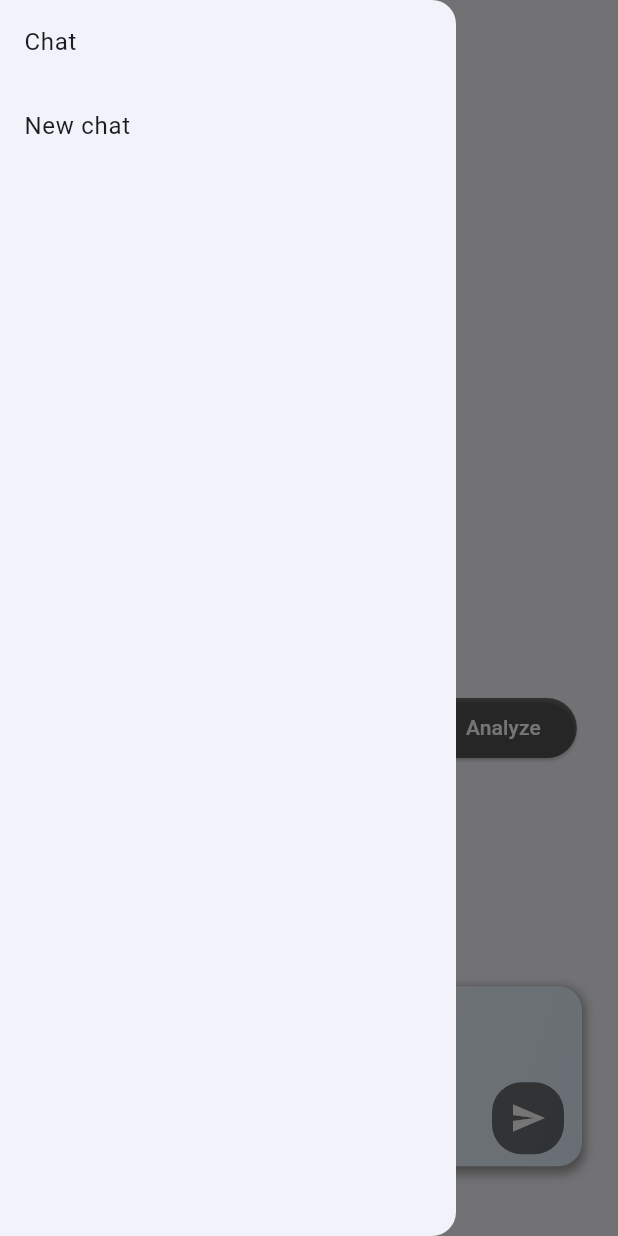
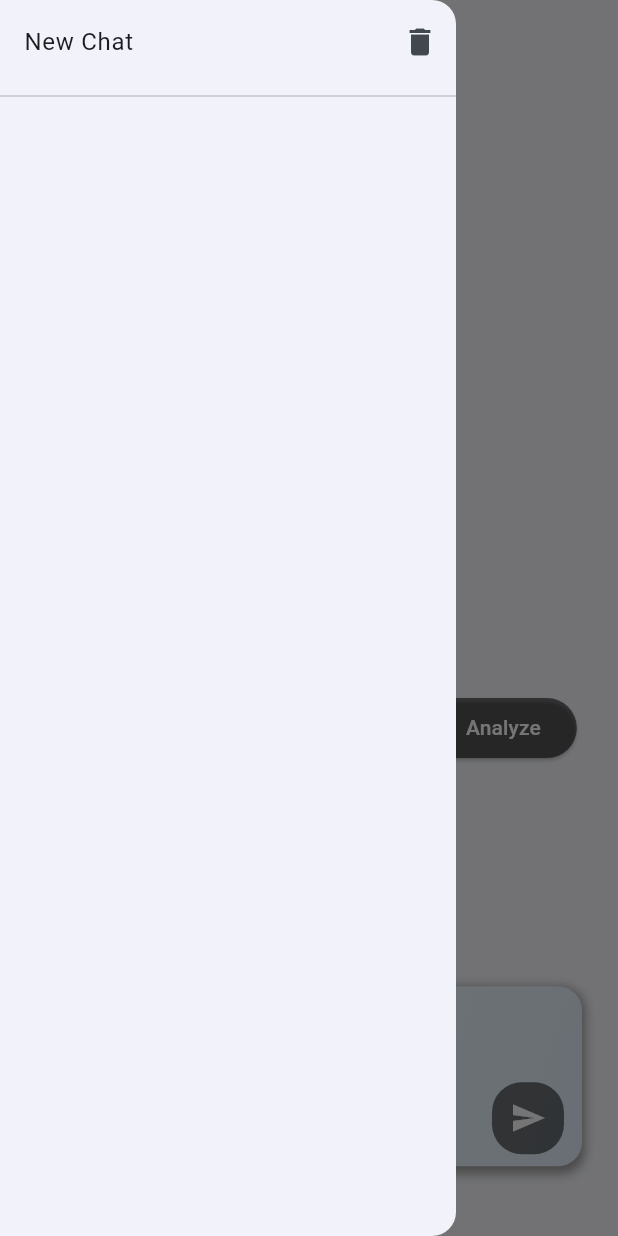
Before and after one commit to nguyentronghuan101120/ai-chat-bot-with-flutter, a Flutter app: the screen it shows after launch, with the side drawer open, on a phone screen of 412 x 824 dp. Run offline on Flutter 3.47's test engine with Material 3 defaults, Android fonts, the phone set to English and light mode, and no system bars; our stand-ins replace cached_network_image, dio, easy_localization, equatable, file_picker, flutter_bloc and 8 more; accounts and stored records are empty; generated files the repository leaves out were written again.

Commit message:
Enhance chat functionality with local storage and new UI components
- Added Hive for local storage management, enabling chat history persistence.
- Introduced new models for chat history and file information, supporting file attachments in chats.
- Implemented local repository for managing chat histories and interactions with Hive.
- Updated chat UI to include a drawer for accessing chat histories and clearing all chats.
- Enhanced message bubble to support file messages and improved overall chat experience.
- Added localization for new UI elements and messages related to chat history management.

```diff
--- a/assets/translations/en-US.json
+++ b/assets/translations/en-US.json
@@ -19,5 +19,9 @@
   "discardChanges": "Discard Changes?",
   "areYouSureYouWantToDiscardYourChanges": "Are you sure you want to discard your changes?",
   "ok": "OK",
-  "discard": "Discard"
+  "discard": "Discard",
+  "dataNotFound": "Data not found",
+  "newChat": "New Chat",
+  "clearAllChats": "Clear All Chats",
+  "clearAllChatsConfirmation": "Are you sure you want to clear all chat history? This action cannot be undone."
 }
--- a/assets/translations/vi-VN.json
+++ b/assets/translations/vi-VN.json
@@ -19,5 +19,9 @@
   "discardChanges": "Bạn có chắc chắn muốn hủy bỏ thay đổi?",
   "areYouSureYouWantToDiscardYourChanges": "Bạn có chắc chắn muốn hủy bỏ thay đổi?",
   "ok": "OK",
-  "discard": "Hủy bỏ"
+  "discard": "Hủy bỏ",
+  "dataNotFound": "Không tìm thấy dữ liệu",
+  "newChat": "Tạo cuộc trò chuyện mới",
+  "clearAllChats": "Xóa tất cả cuộc trò chuyện",
+  "clearAllChatsConfirmation": "Bạn có chắc chắn muốn xóa tất cả lịch sử cuộc trò chuyện? Hành động này không thể hoàn tác."
 }
--- a/lib/constants/enum.dart
+++ b/lib/constants/enum.dart
@@ -1,10 +1,19 @@
+import 'package:ai_chat_bot/constants/hive_type_definition.dart';
+import 'package:hive/hive.dart';
 import 'package:json_annotation/json_annotation.dart';
+part 'enum.g.dart';
 
+@HiveType(typeId: HiveTypeDefinition.chatRole)
 enum ChatRole {
+  @HiveField(0)
   @JsonValue('user')
   user,
+
+  @HiveField(1)
   @JsonValue('assistant')
   assistant,
+
+  @HiveField(2)
   file,
 }
 
--- /dev/null
+++ b/lib/constants/hive_type_definition.dart
@@ -0,0 +1,6 @@
+class HiveTypeDefinition {
+  static const int chatLocal = 0;
+  static const int chatHistory = 1;
+  static const int fileInfo = 2;
+  static const int chatRole = 3;
+}
--- /dev/null
+++ b/lib/data/models/local_models/chat_history.dart
@@ -0,0 +1,22 @@
+import 'package:ai_chat_bot/constants/enum.dart';
+import 'package:ai_chat_bot/constants/hive_type_definition.dart';
+import 'package:ai_chat_bot/data/models/local_models/file_info.dart';
+import 'package:hive_flutter/hive_flutter.dart';
+
+part 'chat_history.g.dart';
+
+@HiveType(typeId: HiveTypeDefinition.chatHistory)
+class ChatHistory extends HiveObject {
+  @HiveField(0)
+  final String message;
+  @HiveField(1)
+  final ChatRole role;
+  @HiveField(2)
+  final List<FileInfo>? files;
+
+  ChatHistory({
+    required this.message,
+    required this.role,
+    this.files,
+  });
+}
--- /dev/null
+++ b/lib/data/models/local_models/chat_local.dart
@@ -0,0 +1,21 @@
+import 'package:ai_chat_bot/constants/hive_type_definition.dart';
+import 'package:ai_chat_bot/data/models/local_models/chat_history.dart';
+import 'package:hive_flutter/hive_flutter.dart';
+
+part 'chat_local.g.dart';
+
+@HiveType(typeId: HiveTypeDefinition.chatLocal)
+class ChatLocal extends HiveObject {
+  @HiveField(0)
+  final String? chatSessionId;
+  @HiveField(1)
+  final List<ChatHistory> chatHistories;
+  @HiveField(2)
+  final String? chatSummary;
+
+  ChatLocal({
+    this.chatSessionId,
+    required this.chatHistories,
+    this.chatSummary,
+  });
+}
--- a/lib/domain/repositories/image_repository.dart
+++ /dev/null
@@ -1,3 +0,0 @@
-abstract class ImageRepository {
-  Future<String> generateImage(String prompt);
-}
--- /dev/null
+++ b/lib/domain/repositories/local_repository.dart
@@ -0,0 +1,16 @@
+import 'package:ai_chat_bot/data/models/local_models/chat_local.dart';
+import 'package:ai_chat_bot/domain/entities/chat_entity.dart';
+
+abstract class LocalRepository {
+  Future<void> saveChatToLocal({
+    required List<ChatEntity> chatHistories,
+    String? chatSessionId,
+    String? chatSummary,
+  });
+
+  List<ChatLocal> getChatHistoriesFromLocal();
+
+  List<ChatEntity> getChatHistoryFromLocal(String chatSessionId);
+
+  Future<void> clearAll();
+}
--- a/lib/main.dart
+++ b/lib/main.dart
@@ -1,4 +1,5 @@
 import 'package:ai_chat_bot/presentation/chat/ui/chat_page.dart';
+import 'package:ai_chat_bot/utils/hive_helper.dart';
 import 'package:ai_chat_bot/utils/service_locator.dart';
 import 'package:easy_localization/easy_localization.dart';
 import 'package:flutter/material.dart';
@@ -7,6 +8,9 @@ import 'package:flutter_screenutil/flutter_screenutil.dart';
 void main() async {
   WidgetsFlutterBinding.ensureInitialized();
   await EasyLocalization.ensureInitialized();
+
+  await HiveHelper.init();
+  await HiveHelper.hiveRegister();
 
   ServiceLocator().setupLocator();
 
--- a/lib/presentation/base/ui/base_page.dart
+++ b/lib/presentation/base/ui/base_page.dart
@@ -1,4 +1,4 @@
-import 'package:ai_chat_bot/presentation/chat/ui/chat_page.dart';
+import 'package:ai_chat_bot/presentation/base/ui/widgets/drawer_section.dart';
 import 'package:flutter/material.dart';
 
 class BasePage extends StatelessWidget {
@@ -16,22 +16,7 @@ class BasePage extends StatelessWidget {
   @override
   Widget build(BuildContext context) {
     return Scaffold(
-      drawer: Drawer(
-        child: ListView(
-          children: [
-            ListTile(title: Text('Chat'), onTap: () {}),
-            ListTile(
-              title: Text('New chat'),
-              onTap: () {
-                Navigator.pushReplacement(
-                  context,
-                  MaterialPageRoute(builder: (context) => ChatPage()),
-                );
-              },
-            ),
-          ],
-        ),
-      ),
+      drawer: DrawerSection(),
       appBar: AppBar(
         title: Text(title ?? ''),
       ),
--- /dev/null
+++ b/lib/presentation/base/ui/widgets/drawer_section.dart
@@ -0,0 +1,108 @@
+import 'package:ai_chat_bot/domain/repositories/local_repository.dart';
+import 'package:ai_chat_bot/gen/locale_keys.g.dart';
+import 'package:ai_chat_bot/presentation/chat/ui/chat_page.dart';
+import 'package:ai_chat_bot/presentation/common/loading_widget.dart';
+import 'package:ai_chat_bot/utils/service_locator.dart';
+import 'package:easy_localization/easy_localization.dart';
+import 'package:flutter/material.dart';
+import 'package:ai_chat_bot/data/models/local_models/chat_local.dart';
+
+class DrawerSection extends StatefulWidget {
+  const DrawerSection({super.key});
+
+  @override
+  State<DrawerSection> createState() => _DrawerSectionState();
+}
+
+class _DrawerSectionState extends State<DrawerSection> {
+  List<ChatLocal> _chatHistories = [];
+
+  final _repo = getIt<LocalRepository>();
+
+  @override
+  void initState() {
+    super.initState();
+    _loadChatHistories();
+  }
+
+  Future<void> _loadChatHistories() async {
+    _chatHistories = _repo.getChatHistoriesFromLocal();
+  }
+
+  @override
+  Widget build(BuildContext context) {
+    return Drawer(
+      child: ListView(
+        children: [
+          Row(
+            children: [
+              Flexible(
+                child: ListTile(
+                  title: Text(LocaleKeys.newChat.tr()),
+                  onTap: () {
+                    Navigator.pushReplacement(
+                      context,
+                      MaterialPageRoute(builder: (context) => ChatPage()),
+                    );
+                  },
+                ),
+              ),
+              IconButton(
+                onPressed: () {
+                  showDialog(
+                    context: context,
+                    builder: (BuildContext context) {
+                      return AlertDialog(
+                        title: Text(LocaleKeys.clearAllChats.tr()),
+                        content: Text(
+                          LocaleKeys.areYouSureYouWantToDiscardYourChanges.tr(),
+                        ),
+                        actions: [
+                          TextButton(
+                            onPressed: () => Navigator.of(context).pop(),
+                            child: Text(LocaleKeys.cancel.tr()),
+                          ),
+                          TextButton(
+                            onPressed: () {
+                              _repo.clearAll();
+                              setState(() {
+                                _chatHistories = [];
+                              });
+                              Navigator.of(context).pop();
+                            },
+                            child: Text(LocaleKeys.ok.tr()),
+                          ),
+                        ],
+                      );
+                    },
+                  );
+                },
+                icon: Icon(
+                  Icons.delete,
+                ),
+              )
+            ],
+          ),
+          Divider(),
+          ..._chatHistories.map(
+            (chat) => chat.chatSummary != null
+                ? ListTile(
+                    title: Text(chat.chatSummary ?? ''),
+                    onTap: () {
+                      Navigator.pushReplacement(
+                        context,
+                        MaterialPageRoute(
+                          builder: (context) => ChatPage(
+                            initialChatSessionId: chat.chatSessionId,
+                          ),
+                        ),
+                      );
+                    },
+                  )
+                : LoadingWidget(),
+          ),
+        ],
+      ),
+    );
+  }
+}
--- a/lib/presentation/chat/cubit/chat_cubit.dart
+++ b/lib/presentation/chat/cubit/chat_cubit.dart
@@ -6,6 +6,7 @@ import 'package:ai_chat_bot/constants/enum.dart';
 import 'package:ai_chat_bot/domain/entities/chat_entity.dart';
 import 'package:ai_chat_bot/domain/repositories/chat_repository.dart';
 import 'package:ai_chat_bot/domain/repositories/file_repository.dart';
+import 'package:ai_chat_bot/domain/repositories/local_repository.dart';
 import 'package:ai_chat_bot/presentation/chat/cubit/chat_state.dart';
 import 'package:dio/dio.dart';
 import 'package:file_picker/file_picker.dart';
@@ -15,14 +16,39 @@ class ChatCubit extends Cubit<ChatState> {
   ChatCubit(
     this._chatRepository,
     this._fileRepository,
-  ) : super(ChatInitial());
+    this._localRepository, {
+    String? initialChatSessionId,
+  }) : super(ChatInitial()) {
+    if (initialChatSessionId != null) {
+      _loadInitialChat(initialChatSessionId);
+    }
+  }
 
   final ChatRepository _chatRepository;
   final FileRepository _fileRepository;
+  final LocalRepository _localRepository;
 
   String? _chatSessionId;
   StreamSubscription<ChatEntity>? _chatStreamSubscription;
   CancelToken _cancelToken = CancelToken();
+
+  void _loadInitialChat(String initialChatSessionId) {
+    try {
+      final chatHistories =
+          _localRepository.getChatHistoryFromLocal(initialChatSessionId);
+
+      _chatSessionId = initialChatSessionId;
+
+      emit(InChattingWithBot(chatHistories));
+    } on Exception catch (e) {
+      emit(
+        ChatError(
+          e.toString(),
+        ),
+      );
+      rethrow;
+    }
+  }
 
   Future<void> _uploadFile({
     required List<PlatformFile> files,
@@ -82,7 +108,13 @@ class ChatCubit extends Cubit<ChatState> {
 
         throw Exception(error);
       },
-      onDone: () {
+      onDone: () async {
+        await _localRepository.saveChatToLocal(
+          chatHistories: chatHistories,
+          chatSessionId: _chatSessionId,
+          chatSummary:
+              chatHistories.firstWhere((e) => e.role == ChatRole.user).message,
+        );
         emit(BotChatGenerateStopped(chatHistories));
       },
       cancelOnError: true,
--- a/lib/presentation/chat/ui/chat_page.dart
+++ b/lib/presentation/chat/ui/chat_page.dart
@@ -1,5 +1,6 @@
 import 'package:ai_chat_bot/domain/repositories/chat_repository.dart';
 import 'package:ai_chat_bot/domain/repositories/file_repository.dart';
+import 'package:ai_chat_bot/domain/repositories/local_repository.dart';
 import 'package:ai_chat_bot/presentation/chat/ui/widgets/chatting_with_bot_widget.dart';
 import 'package:ai_chat_bot/presentation/chat/ui/widgets/initial_chat_widget.dart';
 import 'package:ai_chat_bot/presentation/chat/cubit/chat_cubit.dart';
@@ -10,7 +11,12 @@ import 'package:flutter/material.dart';
 import 'package:flutter_bloc/flutter_bloc.dart';
 
 class ChatPage extends StatelessWidget {
-  const ChatPage({super.key});
+  final String? initialChatSessionId;
+
+  const ChatPage({
+    super.key,
+    this.initialChatSessionId,
+  });
 
   @override
   Widget build(BuildContext context) {
@@ -18,13 +24,17 @@ class ChatPage extends StatelessWidget {
       create: (_) => ChatCubit(
         getIt<ChatRepository>(),
         getIt<FileRepository>(),
+        getIt<LocalRepository>(),
+        initialChatSessionId: initialChatSessionId,
       ),
       child: BlocBuilder<ChatCubit, ChatState>(
         buildWhen: (previous, current) =>
             current is InChattingWithBot || current is ChatError,
         builder: (context, state) {
           if (state is InChattingWithBot) {
-            return ChattingWithBotWidget();
+            return ChattingWithBotWidget(
+              initialChatSessionId: initialChatSessionId,
+            );
           } else if (state is ChatError) {
             return BaseErrorWidget(message: state.message);
           }
--- a/lib/presentation/chat/ui/widgets/message_bubble.dart
+++ b/lib/presentation/chat/ui/widgets/message_bubble.dart
@@ -50,6 +50,7 @@ class MessageBubbleState extends State<MessageBubble> {
   @override
   Widget build(BuildContext context) {
     final isUser = widget.content.role == ChatRole.user;
+    final isFile = widget.content.role == ChatRole.file;
     final textColor = isUser ? Colors.white : Colors.black;
 
     return MouseRegion(
@@ -60,8 +61,9 @@ class MessageBubbleState extends State<MessageBubble> {
         child: SizedBox(
           width: 768,
           child: Column(
-            crossAxisAlignment:
-                isUser ? CrossAxisAlignment.end : CrossAxisAlignment.start,
+            crossAxisAlignment: isUser || isFile
+                ? CrossAxisAlignment.end
+                : CrossAxisAlignment.start,
             children: [
               _MessageContent(
                 content: widget.content,
--- a/lib/utils/service_locator.dart
+++ b/lib/utils/service_locator.dart
@@ -2,8 +2,10 @@ import 'package:ai_chat_bot/data/data_sources/chat_remote_sources.dart';
 import 'package:ai_chat_bot/data/data_sources/file_process_sources.dart';
 import 'package:ai_chat_bot/data/repositories/chat_repository_impl.dart';
 import 'package:ai_chat_bot/data/repositories/file_repository_impl.dart';
+import 'package:ai_chat_bot/data/repositories/local_repository_impl.dart';
 import 'package:ai_chat_bot/domain/repositories/chat_repository.dart';
 import 'package:ai_chat_bot/domain/repositories/file_repository.dart';
+import 'package:ai_chat_bot/domain/repositories/local_repository.dart';
 import 'package:ai_chat_bot/utils/dio.dart';
 import 'package:dio/dio.dart';
 import 'package:get_it/get_it.dart';
@@ -34,4 +36,7 @@ void _setupRepository() {
   getIt.registerLazySingleton<FileRepository>(
     () => FileRepositoryImpl(getIt<FileProcessSources>()),
   );
+  getIt.registerLazySingleton<LocalRepository>(
+    () => LocalRepositoryImpl(),
+  );
 }
```
Also changed, not shown: lib/data/models/local_models/file_info.dart (added, +33 -0 lines), lib/data/repositories/local_repository_impl.dart (added, +86 -0 lines), lib/presentation/chat/ui/widgets/chatting_with_bot_widget.dart (+12 -7 lines), lib/utils/hive_helper.dart (added, +20 -0 lines), pubspec.yaml (+6 -1 lines).
